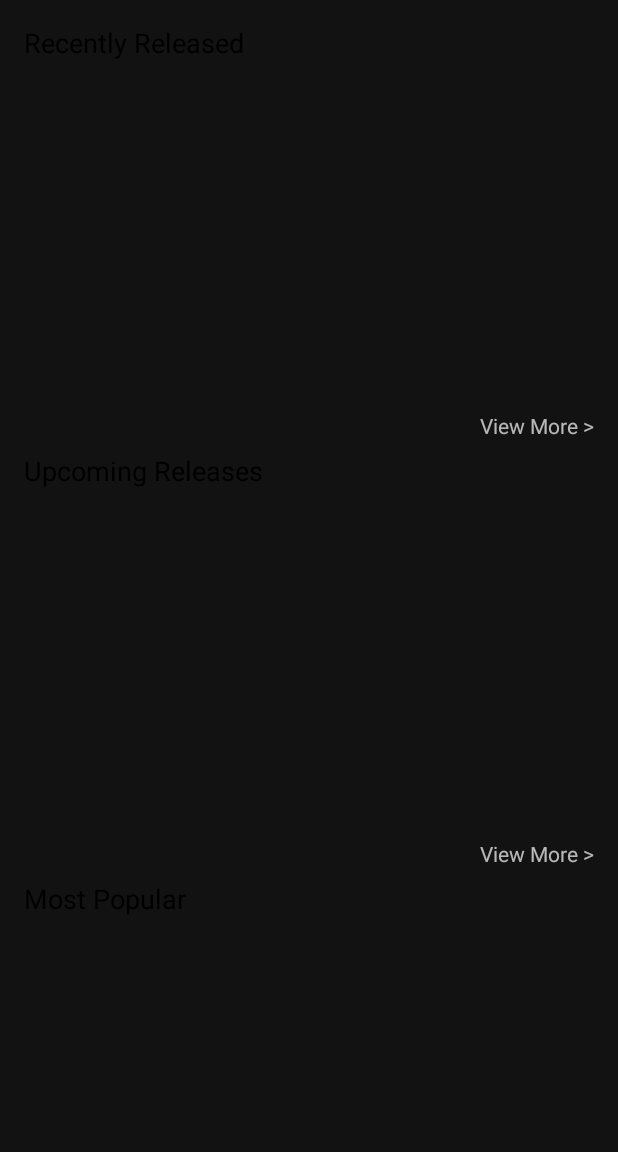
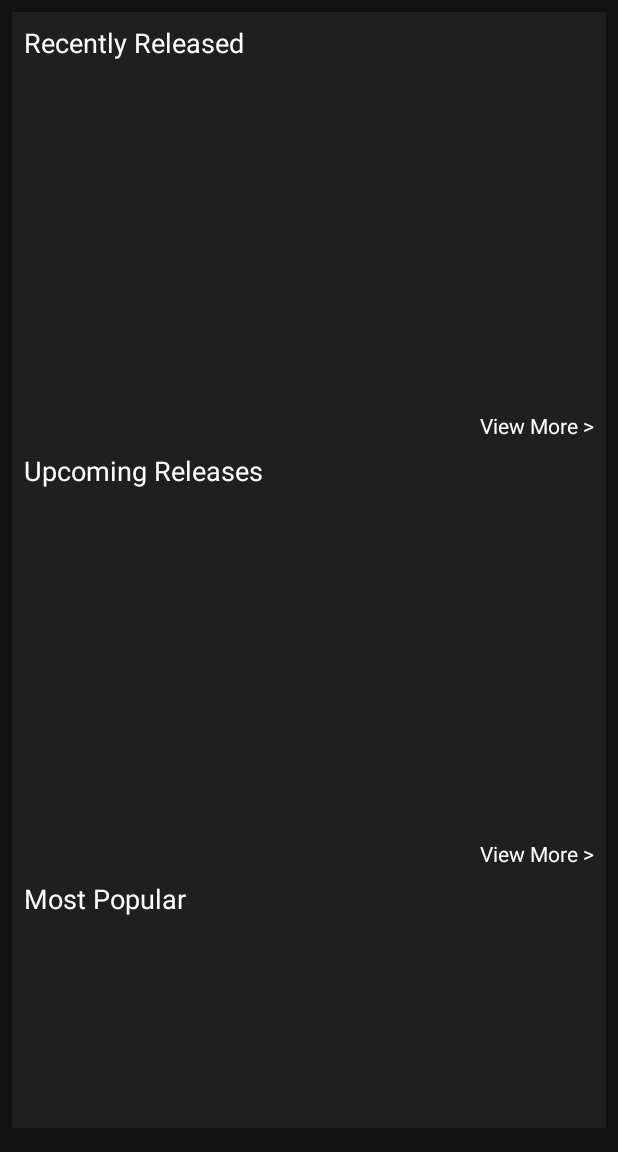
Before and after one commit to TevinH14/GameExplorer, an Android app: the screen it shows after launch once a user with an empty profile is signed in (HomeActivity), on a phone screen of 412 x 824 dp, the part 84-1236 px from its top. Run offline under Robolectric (Android 15) with nearby library versions, the phone set to English and light mode, and no system bars; our stand-ins replace Firebase (no records; nobody signed in at launch, a user with empty details on screens opened directly); 4 statements that could not run were skipped.

Commit message:
Added
Added progress bar while games are loading

```diff
--- a/GameExplorer/app/src/main/java/com/example/gameexplorer/fragment/HomeFragment.java
+++ b/GameExplorer/app/src/main/java/com/example/gameexplorer/fragment/HomeFragment.java
@@ -4,6 +4,7 @@ import android.os.Bundle;
 import android.view.LayoutInflater;
 import android.view.View;
 import android.view.ViewGroup;
+import android.widget.ProgressBar;
 import android.widget.TextView;
 
 import androidx.annotation.NonNull;
@@ -14,6 +15,7 @@ import androidx.viewpager.widget.ViewPager;
 import com.example.gameexplorer.R;
 import com.example.gameexplorer.activity.HomeActivity;
 import com.example.gameexplorer.adapter.ViewPagerAdapter;
+import com.example.gameexplorer.model.Games;
 import com.example.gameexplorer.model.HomeGamesCollection;
 import com.example.gameexplorer.networkHelper.HomeFragmentTask;
 import com.example.gameexplorer.networkHelper.NetworkUtils;
@@ -22,17 +24,15 @@ import java.util.ArrayList;
 import java.util.HashMap;
 
 public class HomeFragment extends Fragment implements HomeFragmentTask.OnDetailFinished, View.OnClickListener{
-    private ViewPager ViewPager;
-    private Integer [] mViewPagerId =
-            {
+    private Integer [] mViewPagerId = {
                     R.id.vp_recentlyReleased,
                     R.id.vp_upcomingReleases,
                     R.id.vp_popularReleased,
-                    R.id.vp_topRated
-            };
+                    R.id.vp_topRated};
 
     private String[] mUrls;
     private HomeFragmentTask mHomeTask;
+    private ProgressBar mProgressbar;
     public static HomeFragment newInstance() {
 
         Bundle args = new Bundle();
@@ -51,10 +51,9 @@ public class HomeFragment extends Fragment implements HomeFragmentTask.OnDetailF
     @Override
     public void onActivityCreated(@Nullable Bundle savedInstanceState) {
         super.onActivityCreated(savedInstanceState);
-        mHomeTask = new HomeFragmentTask(this);
-        mHomeTask.execute();
 
         if(getView() != null){
+            mProgressbar = getView().findViewById(R.id.pb_homeLoad);
             TextView tv_recentReleased = getView().findViewById(R.id.tv_vm_recentReleased);
             TextView tv_upcomingRelease = getView().findViewById(R.id.tv_vm_upcomingReleases);
             TextView tv_mostPopular = getView().findViewById(R.id.tv_vm_mostPopular);
@@ -63,13 +62,16 @@ public class HomeFragment extends Fragment implements HomeFragmentTask.OnDetailF
             tv_upcomingRelease.setOnClickListener(this);
             tv_mostPopular.setOnClickListener(this);
             tv_topRated.setOnClickListener(this);
+
+            mHomeTask = new HomeFragmentTask(this);
+            mHomeTask.execute();
         }
     }
 
 
     @Override
     public void onGamePre() {
-
+        mProgressbar.setVisibility(View.VISIBLE);
     }
 
     @Override
@@ -77,7 +79,7 @@ public class HomeFragment extends Fragment implements HomeFragmentTask.OnDetailF
         if(getView() != null) {
             mUrls = mHomeTask.getCategoryStringArray();
             TextView tv_topRatedTitle = getView().findViewById(R.id.tv_topRated_home);
-            String topRatedString = "Top Rated game Of " + mHomeTask.getYear();
+            String topRatedString = "Top Rated game Of " + NetworkUtils.getmRandomYear();
             tv_topRatedTitle.setText(topRatedString);
 
             for (HashMap.Entry<Integer, ArrayList<HomeGamesCollection>> item : _retValues.entrySet()) {
@@ -88,19 +90,25 @@ public class HomeFragment extends Fragment implements HomeFragmentTask.OnDetailF
                 for (int i = 0; i < collection.size(); i++) {
                     String[] titles = new String[5];
                     String[] images = new String[5];
+                    String[] slugs = new String[5];
+                    Games[] games = new Games[5];
 
                     HomeGamesCollection hgc = collection.get(i);
                     ArrayList<String> t = hgc.getGameTitles();
                     ArrayList<String> giu = hgc.getGameImageUrl();
+                    ArrayList<String> slugList = hgc.getGameSlug();
 
                     for (int j = 0; j < 5; j++) {
                         titles[j] = t.get(j);
                         images[j] = giu.get(j);
+                        slugs[j] = slugList.get(j);
                     }
-                    ViewPagerAdapter viewPagerAdapter = new ViewPagerAdapter(getContext(), images, titles);
+                    ViewPagerAdapter viewPagerAdapter = new ViewPagerAdapter(getContext(), images, titles,slugs);
                     viewPager.setAdapter(viewPagerAdapter);
                 }
             }
+            mProgressbar.setVisibility(View.GONE);
+
         }
     }
 
@@ -115,7 +123,7 @@ public class HomeFragment extends Fragment implements HomeFragmentTask.OnDetailF
         } else if(v.getId() == R.id.tv_vm_mostPopular){
             url =  NetworkUtils.getPopularGames();
         }else if(v.getId() == R.id.tv_vm_topRated){
-            url =  NetworkUtils.getTopRatedYear();
+            url =  HomeFragmentTask.getTopYear();
         }
         if(url != null && getActivity() != null){
             ((HomeActivity) getActivity()).replaceFragments(null,url);
--- a/GameExplorer/app/src/main/res/layout/fragment_home.xml
+++ b/GameExplorer/app/src/main/res/layout/fragment_home.xml
@@ -4,8 +4,20 @@
     xmlns:tools="http://schemas.android.com/tools"
     android:id="@+id/activity_main"
     android:layout_width="match_parent"
-    android:layout_height="match_parent">
+    android:layout_height="match_parent"
+    android:background="@color/backGroundDark">
 
+
+    <ProgressBar
+        android:id="@+id/pb_homeLoad"
+        style="?android:attr/progressBarStyle"
+        android:layout_width="wrap_content"
+        android:layout_height="wrap_content"
+        app:layout_constraintBottom_toBottomOf="@+id/sv_home"
+        app:layout_constraintEnd_toEndOf="parent"
+        app:layout_constraintStart_toStartOf="parent"
+        app:layout_constraintTop_toTopOf="parent"
+        tools:visibility="gone" />
 
     <ScrollView
         android:id="@+id/sv_home"
@@ -28,7 +40,7 @@
                 android:layout_marginStart="8dp"
                 android:layout_marginTop="8dp"
                 android:text="@string/recently_released"
-                android:textColor="#000000"
+                android:textColor="#FFFFFF"
                 android:textSize="18sp" />
 
             <androidx.viewpager.widget.ViewPager
@@ -47,7 +59,8 @@
                 android:layout_below="@+id/vp_recentlyReleased"
                 android:layout_alignParentEnd="true"
                 android:layout_marginEnd="8dp"
-                android:text="@string/view_more" />
+                android:text="@string/view_more"
+                android:textColor="#FFFFFF" />
 
 
             <TextView
@@ -58,7 +71,7 @@
                 android:layout_marginStart="8dp"
                 android:layout_marginTop="8dp"
                 android:text="@string/upcoming_releases"
-                android:textColor="#000000"
+                android:textColor="#FFFFFF"
                 android:textSize="18sp" />
 
             <androidx.viewpager.widget.ViewPager
@@ -77,7 +90,8 @@
                 android:layout_below="@+id/vp_upcomingReleases"
                 android:layout_alignParentEnd="true"
                 android:layout_marginEnd="8dp"
-                android:text="@string/view_more" />
+                android:text="@string/view_more"
+                android:textColor="#FFFFFF" />
 
             <TextView
                 android:id="@+id/textView8"
@@ -87,7 +101,7 @@
                 android:layout_marginStart="8dp"
                 android:layout_marginTop="8dp"
                 android:text="@string/most_popular"
-                android:textColor="#000000"
+                android:textColor="#FFFFFF"
                 android:textSize="18sp" />
 
             <androidx.viewpager.widget.ViewPager
@@ -106,7 +120,18 @@
                 android:layout_below="@+id/vp_popularReleased"
                 android:layout_alignParentEnd="true"
                 android:layout_marginEnd="8dp"
-                android:text="@string/view_more" />
+                android:text="@string/view_more"
+                android:textColor="#FFFFFF" />
+
+            <TextView
+                android:id="@+id/tv_topRated_home"
+                android:layout_width="wrap_content"
+                android:layout_height="wrap_content"
+                android:layout_below="@+id/tv_vm_mostPopular"
+                android:layout_marginTop="8dp"
+                android:text="@string/top_rated"
+                android:textColor="#FFFFFF"
+                android:textSize="18sp" />
 
             <androidx.viewpager.widget.ViewPager
                 android:id="@+id/vp_topRated"
@@ -118,16 +143,6 @@
                 android:layout_marginEnd="8dp" />
 
             <TextView
-                android:id="@+id/tv_topRated_home"
-                android:layout_width="wrap_content"
-                android:layout_height="wrap_content"
-                android:layout_below="@+id/tv_vm_mostPopular"
-                android:layout_marginTop="8dp"
-                android:text="@string/top_rated"
-                android:textColor="#000000"
-                android:textSize="18sp" />
-
-            <TextView
                 android:id="@+id/tv_vm_topRated"
                 android:layout_width="wrap_content"
                 android:layout_height="wrap_content"
@@ -135,7 +150,9 @@
                 android:layout_alignParentEnd="true"
                 android:layout_marginEnd="8dp"
                 android:layout_marginBottom="16dp"
-                android:text="@string/view_more" />
+                android:text="@string/view_more"
+                android:textColor="#FFFFFF" />
+
         </RelativeLayout>
 
     </ScrollView>
```
Also changed, not shown: GameExplorer/app/src/main/java/com/example/gameexplorer/fragment/GamesFragment.java (+17 -11 lines).
